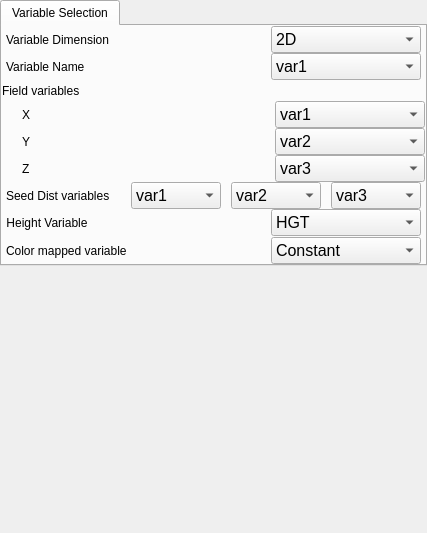
Old version of the form apps/vaporgui/VariablesWidgetGUI.ui in the repository NCAR/VAPOR.
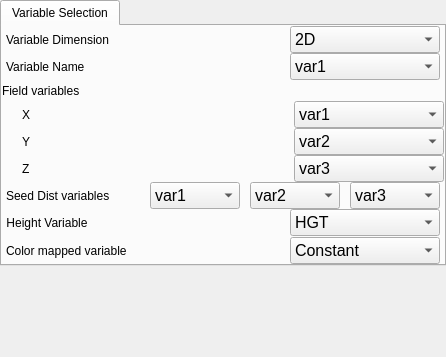
New version of the form. Custom widgets are drawn as their Qt base class.

```diff
--- a/apps/vaporgui/VariablesWidgetGUI.ui
+++ b/apps/vaporgui/VariablesWidgetGUI.ui
@@ -6,12 +6,12 @@
    <rect>
     <x>0</x>
     <y>0</y>
-    <width>427</width>
-    <height>533</height>
+    <width>403</width>
+    <height>357</height>
    </rect>
   </property>
   <property name="sizePolicy">
-   <sizepolicy hsizetype="Preferred" vsizetype="Maximum">
+   <sizepolicy hsizetype="Minimum" vsizetype="Minimum">
     <horstretch>0</horstretch>
     <verstretch>0</verstretch>
    </sizepolicy>
@@ -47,7 +47,7 @@
    <item>
     <widget class="QTabWidget" name="variableSelectionWidget">
      <property name="sizePolicy">
-      <sizepolicy hsizetype="Expanding" vsizetype="Maximum">
+      <sizepolicy hsizetype="Minimum" vsizetype="Minimum">
        <horstretch>0</horstretch>
        <verstretch>0</verstretch>
       </sizepolicy>
@@ -62,6 +62,12 @@
       <number>0</number>
      </property>
      <widget class="QWidget" name="tab_2">
+      <property name="sizePolicy">
+       <sizepolicy hsizetype="Minimum" vsizetype="Minimum">
+        <horstretch>0</horstretch>
+        <verstretch>0</verstretch>
+       </sizepolicy>
+      </property>
       <attribute name="title">
        <string>Variable Selection</string>
       </attribute>
```
